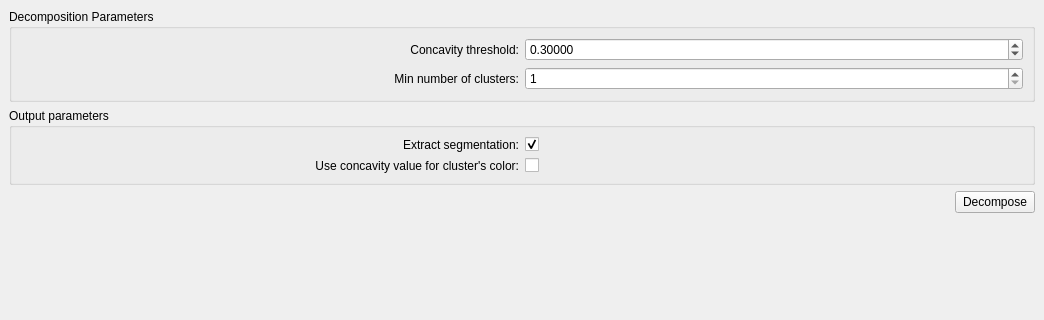
First picture: the form in Polyhedron/demo/Polyhedron/Plugins/Surface_mesh/Approx_decomposition_widget.ui, repository CGAL/cgal, before the edit; both pictures show x 0 to 1044 and y 0 to 320 of the 1044 by 1073 pixel window.
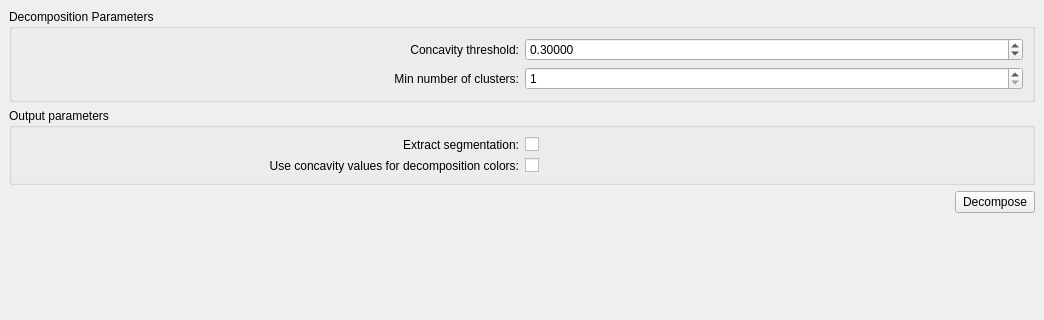
Second picture: the form after the edit.

Commit message: Add concavity colors to the plugin

```diff
--- a/Polyhedron/demo/Polyhedron/Plugins/Surface_mesh/Approx_decomposition_widget.ui
+++ b/Polyhedron/demo/Polyhedron/Plugins/Surface_mesh/Approx_decomposition_widget.ui
@@ -12,7 +12,7 @@
   </property>
   <property name="minimumSize">
    <size>
-    <width>633</width>
+    <width>649</width>
     <height>437</height>
    </size>
   </property>
@@ -107,7 +107,7 @@
           <string/>
          </property>
          <property name="checked">
-          <bool>true</bool>
+          <bool>false</bool>
          </property>
         </widget>
        </item>
@@ -117,7 +117,7 @@
           <enum>Qt::LeftToRight</enum>
          </property>
          <property name="text">
-          <string>Use concavity value for cluster's color:</string>
+          <string>Use concavity values for decomposition colors:</string>
          </property>
          <property name="alignment">
           <set>Qt::AlignRight|Qt::AlignTrailing|Qt::AlignVCenter</set>
```
Left out of the diff: 2 changed lines with no effect on the pictures. The commit also changes 2 other files.
